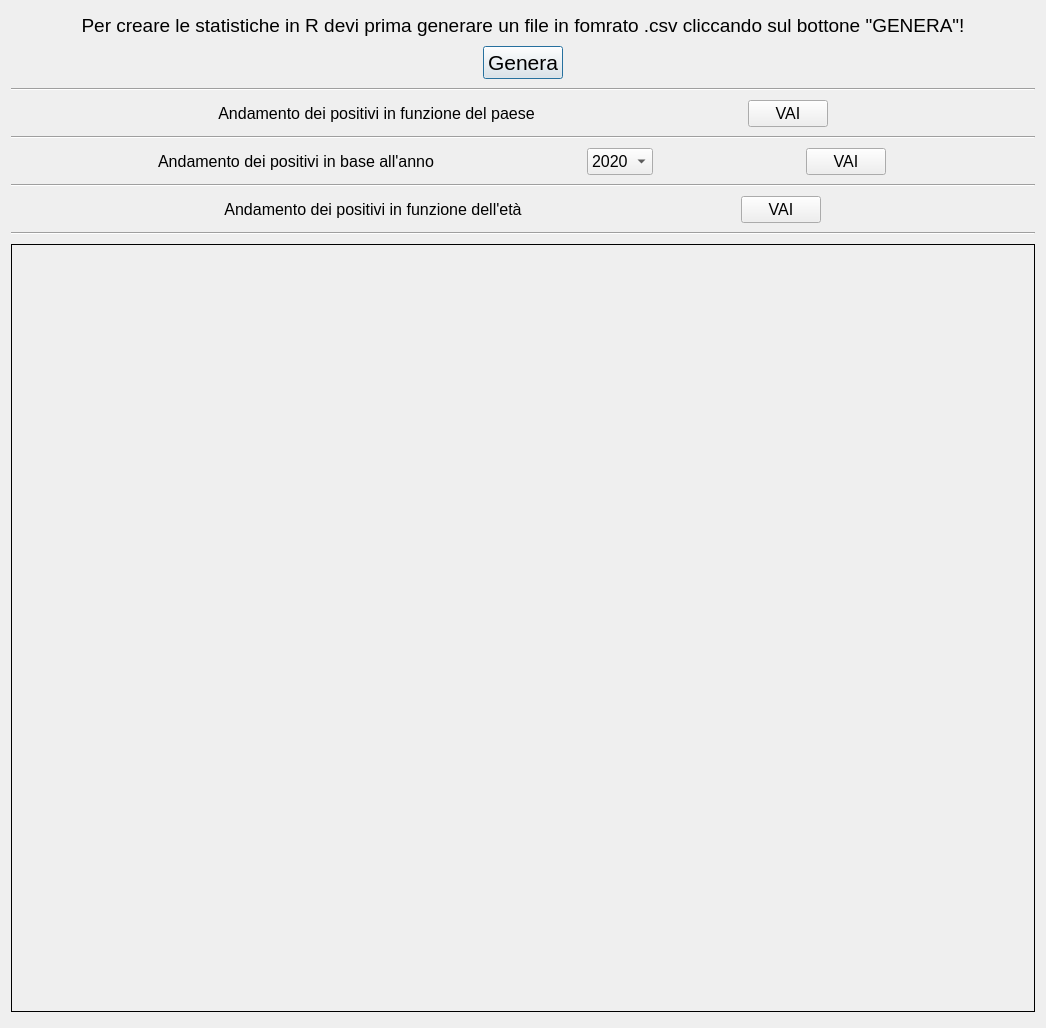
This is c++/client/menu_project/stats.ui in alessan10/c19-1 as Qt 5 draws it before an edit. The edited form follows.
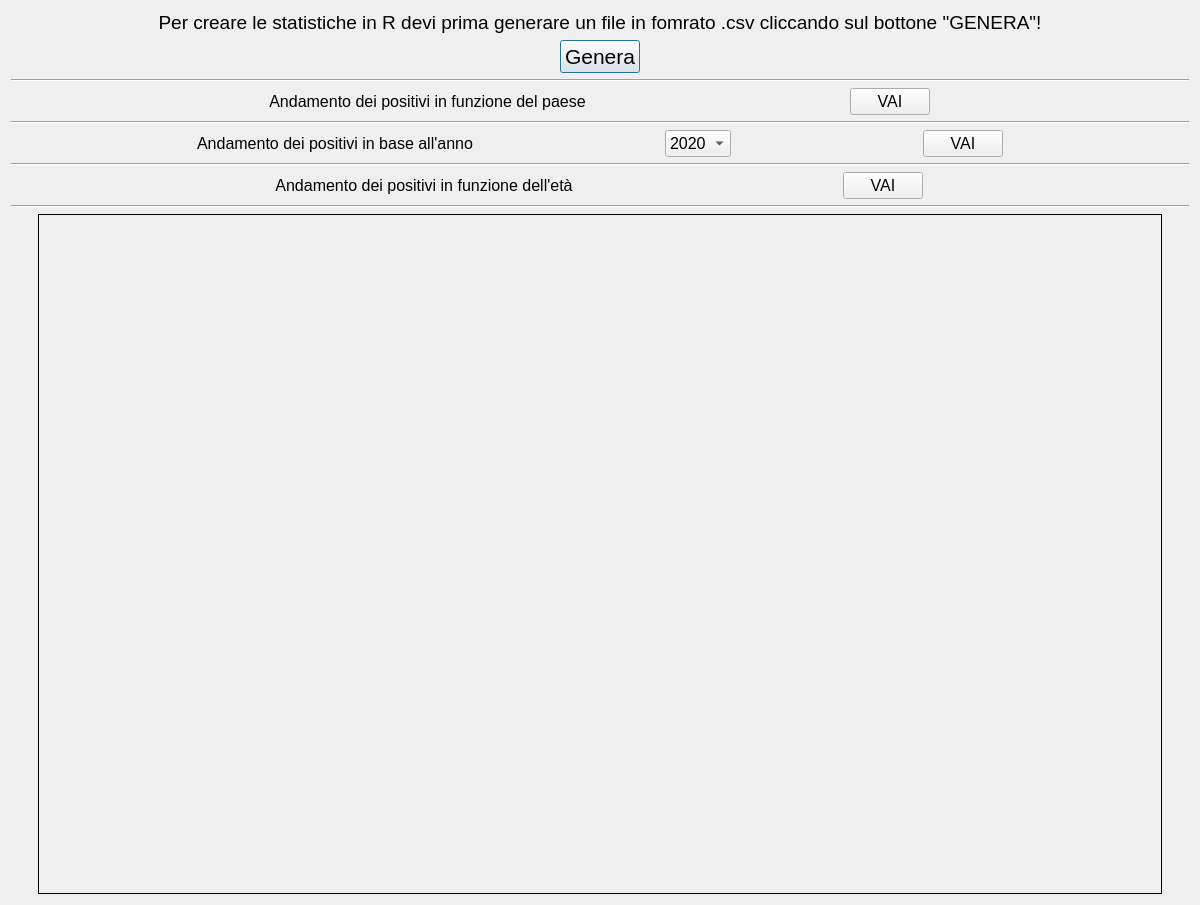
This is the edited form.

Commit message: [c++ r] stats windows and jpeg images resized

```diff
--- a/c++/client/menu_project/stats.ui
+++ b/c++/client/menu_project/stats.ui
@@ -6,8 +6,8 @@
    <rect>
     <x>0</x>
     <y>0</y>
-    <width>1042</width>
-    <height>1028</height>
+    <width>1200</width>
+    <height>887</height>
    </rect>
   </property>
   <property name="windowTitle">
@@ -270,7 +270,7 @@
      </property>
     </widget>
    </item>
-   <item>
+   <item alignment="Qt::AlignHCenter|Qt::AlignVCenter">
     <widget class="QLabel" name="imageLabel">
      <property name="sizePolicy">
       <sizepolicy hsizetype="Fixed" vsizetype="Fixed">
@@ -280,8 +280,14 @@
      </property>
      <property name="minimumSize">
       <size>
-       <width>1024</width>
-       <height>768</height>
+       <width>1124</width>
+       <height>680</height>
+      </size>
+     </property>
+     <property name="maximumSize">
+      <size>
+       <width>1124</width>
+       <height>680</height>
       </size>
      </property>
      <property name="frameShape">
```
The commit also changes 12 other files.
